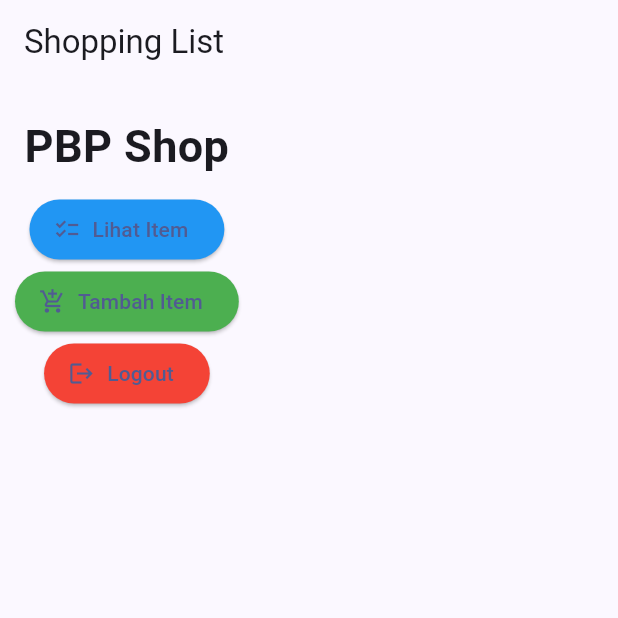
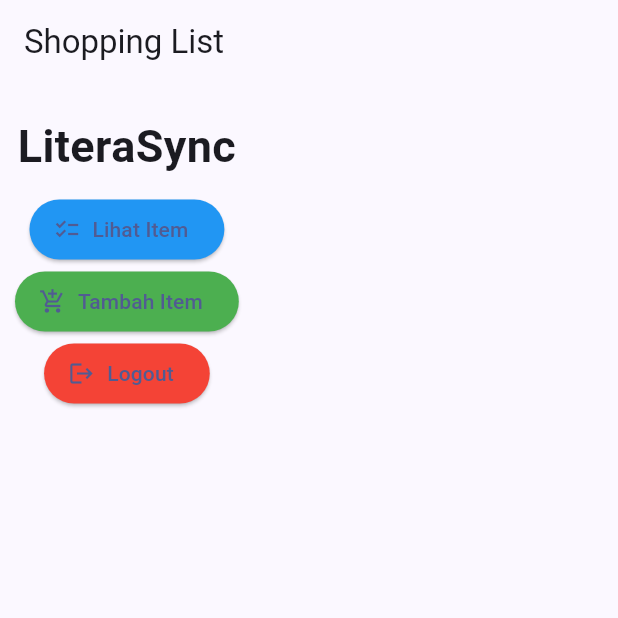
Before and after one commit to fikriwahab/LiteraSync-mobile, a Flutter app: the screen it shows after launch, on a phone screen of 412 x 824 dp, the top half of it. Run offline on Flutter 3.47's test engine with Material 2 defaults, Android fonts, the phone set to English and light mode, and no system bars.

Commit message:
Tugas 7 selesai

```diff
--- a/lib/menu.dart
+++ b/lib/menu.dart
@@ -37,7 +37,7 @@ class MyHomePage extends StatelessWidget {
               const Padding(
                 padding: EdgeInsets.only(top: 10.0, bottom: 10.0),
                 child: Text(
-                  'PBP Shop',
+                  'LiteraSync',
                   textAlign: TextAlign.center,
                   style: TextStyle(
                     fontSize: 30,
```
